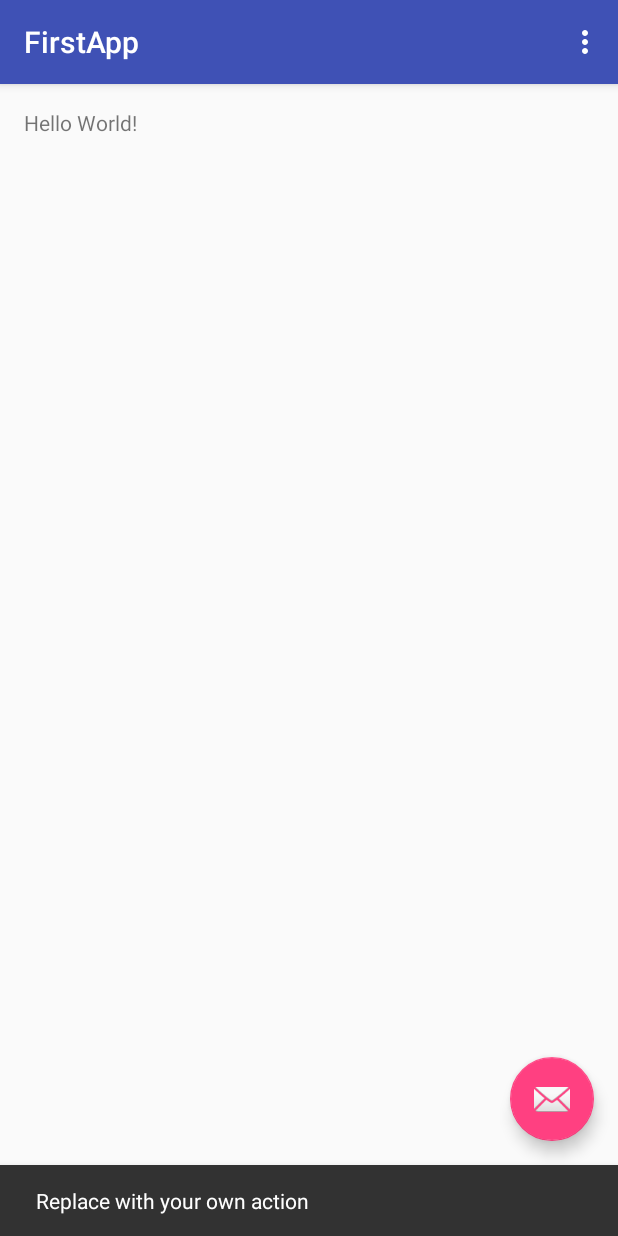
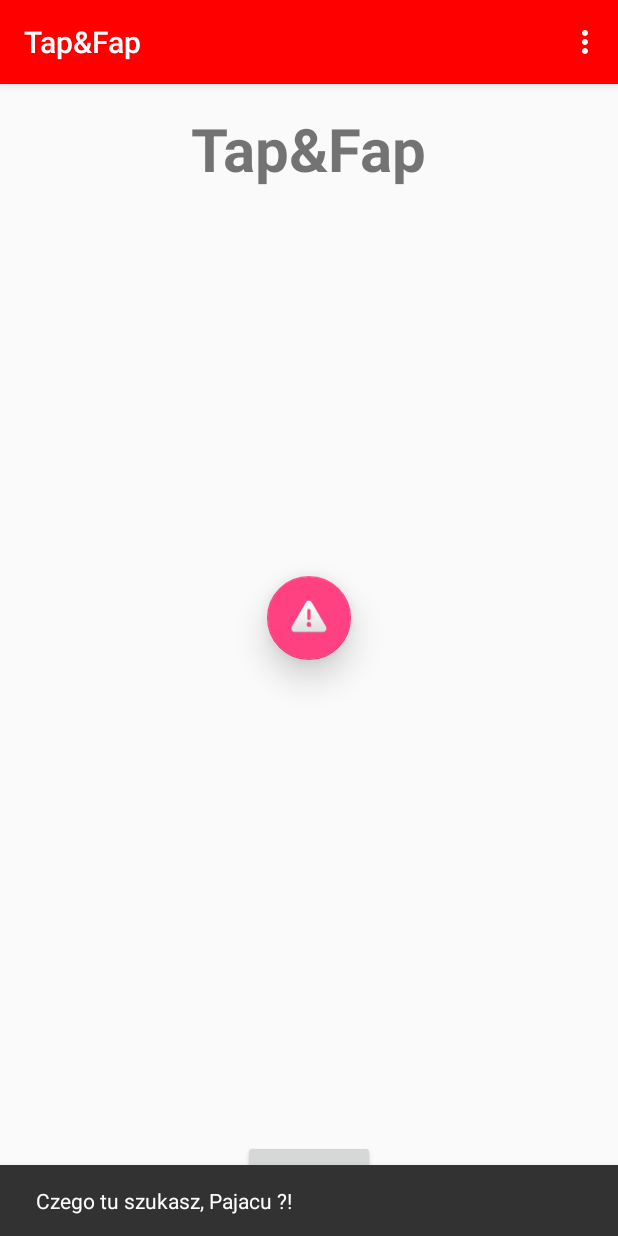
Before and after one commit to czarq92/androidApps, an Android app: the screen it shows after launch (MainActivity), after a tap on an icon or button, on a phone screen of 412 x 824 dp. Run offline under Robolectric (Android 15) with nearby library versions, the phone set to English and light mode, and no system bars.

Commit message:
Zabawa z obsługą przycisków i akcji. Zablokowanie zmiany położenia aplikacji.

```diff
--- a/app/src/main/AndroidManifest.xml
+++ b/app/src/main/AndroidManifest.xml
@@ -11,6 +11,7 @@
         <activity
             android:name=".MainActivity"
             android:label="@string/app_name"
+            android:screenOrientation="portrait"
             android:theme="@style/AppTheme.NoActionBar">
             <intent-filter>
                 <action android:name="android.intent.action.MAIN" />
--- a/app/src/main/java/firstapp/com/firstapp/MainActivity.java
+++ b/app/src/main/java/firstapp/com/firstapp/MainActivity.java
@@ -1,31 +1,62 @@
 package firstapp.com.firstapp;
 
+import android.graphics.Color;
 import android.os.Bundle;
 import android.support.design.widget.FloatingActionButton;
 import android.support.design.widget.Snackbar;
 import android.support.v7.app.AppCompatActivity;
 import android.support.v7.widget.Toolbar;
+import android.util.Log;
 import android.view.View;
 import android.view.Menu;
 import android.view.MenuItem;
+import android.widget.Button;
+import android.widget.LinearLayout;
+import android.widget.RelativeLayout;
+import android.widget.Toast;
+
+import java.util.Random;
+import java.util.concurrent.locks.ReadWriteLock;
 
 public class MainActivity extends AppCompatActivity {
+
+    Button startButton;
+    FloatingActionButton fab;
+
+    int i = 0;
 
     @Override
     protected void onCreate(Bundle savedInstanceState) {
         super.onCreate(savedInstanceState);
         setContentView(R.layout.activity_main);
+
         Toolbar toolbar = (Toolbar) findViewById(R.id.toolbar);
+        toolbar.setBackgroundColor(Color.RED);
         setSupportActionBar(toolbar);
 
-        FloatingActionButton fab = (FloatingActionButton) findViewById(R.id.fab);
+        fab = (FloatingActionButton) findViewById(R.id.fab);
         fab.setOnClickListener(new View.OnClickListener() {
             @Override
             public void onClick(View view) {
-                Snackbar.make(view, "Replace with your own action", Snackbar.LENGTH_LONG)
+                Snackbar.make(view, "Czego tu szukasz, Pajacu ?!", Snackbar.LENGTH_LONG)
                         .setAction("Action", null).show();
             }
         });
+
+        startButton = (Button) findViewById(R.id.startButton);
+        startButton.setOnClickListener(new View.OnClickListener() {
+            @Override
+            public void onClick(View v) {
+                Log.d("DEBUG", "Onclick in button startButton");
+
+                i++;
+
+                fab.setRotation(fab.getRotation() + 30);
+
+                Toast.makeText(getApplicationContext(), "BANG! [" + i + "]", Toast.LENGTH_SHORT).show();
+            }
+        });
+
     }
 
     @Override
--- a/app/src/main/res/layout/activity_main.xml
+++ b/app/src/main/res/layout/activity_main.xml
@@ -21,14 +21,19 @@
 
     </android.support.design.widget.AppBarLayout>
 
-    <include layout="@layout/content_main" />
-
     <android.support.design.widget.FloatingActionButton
         android:id="@+id/fab"
         android:layout_width="wrap_content"
         android:layout_height="wrap_content"
-        android:layout_gravity="bottom|end"
         android:layout_margin="@dimen/fab_margin"
-        app:srcCompat="@android:drawable/ic_dialog_email" />
+        app:srcCompat="@android:drawable/ic_dialog_alert"
+        app:layout_anchorGravity="center_vertical|center_horizontal"
+        android:layout_gravity="top|center_horizontal"
+        app:fabSize="normal"
+        app:elevation="14dp"
+        app:layout_anchor="@+id/include" />
+
+    <include layout="@layout/content_main"
+        android:id="@+id/include" />
 
 </android.support.design.widget.CoordinatorLayout>
--- a/app/src/main/res/layout/content_main.xml
+++ b/app/src/main/res/layout/content_main.xml
@@ -13,8 +13,26 @@
     tools:context="firstapp.com.firstapp.MainActivity"
     tools:showIn="@layout/activity_main">
 
+    <Button
+        android:text="Start"
+        android:layout_width="wrap_content"
+        android:layout_height="wrap_content"
+        android:id="@+id/startButton"
+        android:textStyle="normal|bold|italic"
+        android:textAlignment="center"
+        android:elevation="0dp"
+        android:layout_alignParentBottom="true"
+        android:layout_centerHorizontal="true"
+        android:textSize="20sp" />
+
     <TextView
         android:layout_width="wrap_content"
         android:layout_height="wrap_content"
-        android:text="Hello World!" />
+        android:text="Tap&amp;Fap"
+        android:textSize="40sp"
+        android:id="@+id/label1"
+        android:textStyle="normal|bold"
+        android:textAllCaps="false"
+        android:layout_alignParentTop="true"
+        android:layout_centerHorizontal="true" />
 </RelativeLayout>
--- a/app/src/main/res/menu/menu_main.xml
+++ b/app/src/main/res/menu/menu_main.xml
@@ -5,6 +5,5 @@
     <item
         android:id="@+id/action_settings"
         android:orderInCategory="100"
-        android:title="@string/action_settings"
-        app:showAsAction="never" />
+        android:title="@string/action_settings" />
 </menu>
--- a/app/src/main/res/values/colors.xml
+++ b/app/src/main/res/values/colors.xml
@@ -2,5 +2,5 @@
 <resources>
     <color name="colorPrimary">#3F51B5</color>
     <color name="colorPrimaryDark">#303F9F</color>
-    <color name="colorAccent">#FF4081</color>
+    <color name="colorAccent">#ff4081</color>
 </resources>
--- a/app/src/main/res/values/strings.xml
+++ b/app/src/main/res/values/strings.xml
@@ -1,4 +1,4 @@
 <resources>
-    <string name="app_name">FirstApp</string>
+    <string name="app_name">Tap&amp;Fap</string>
     <string name="action_settings">Settings</string>
 </resources>
```
